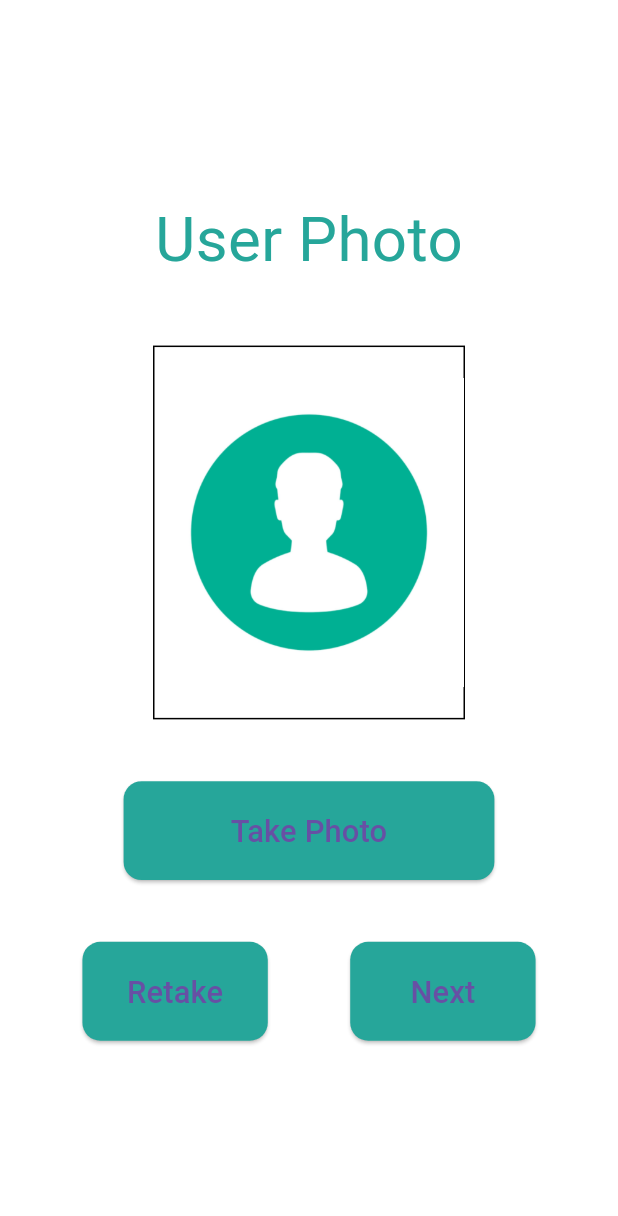
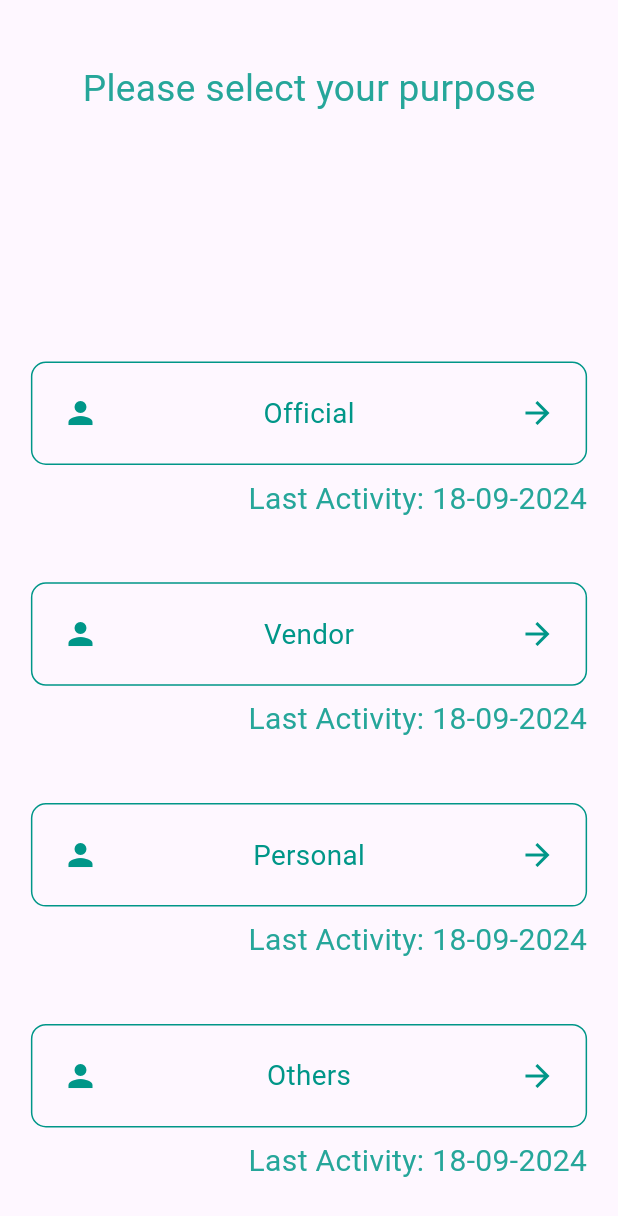
Before and after one commit to YKumar2910/Zioks_Application, a Flutter app: the screen it shows after launch, on a phone screen of 412 x 824 dp. Shown: the top 1216 px of the screen. Run offline on Flutter 3.47's test engine with Material 3 defaults, Android fonts, the phone set to English and light mode, and no system bars; our stand-ins replace image_picker.

Commit message:
Added Purpose Page...

```diff
--- a/lib/main.dart
+++ b/lib/main.dart
@@ -1,6 +1,7 @@
 import 'package:flutter/material.dart';
 import 'pages/user_photo.dart';
-import 'package:zioks_application/image_mapper.dart';
+import 'pages/purposepage.dart';
+
 import 'package:zioks_application/pages/confirmation_page.dart';
 
 void main() {
@@ -14,6 +15,6 @@ class MyApp extends StatelessWidget {
   @override
   Widget build(BuildContext context) {
     return  MaterialApp(
-      home: UserPhoto(),);
+      home: Purpose(),);
   }
 }
--- /dev/null
+++ b/lib/pages/purposepage.dart
@@ -0,0 +1,91 @@
+// ignore_for_file: prefer_const_constructors, prefer_const_literals_to_create_immutables
+
+import 'package:flutter/material.dart';
+
+class Purpose extends StatefulWidget {
+  @override
+  _PurposeState createState() => _PurposeState();
+}
+
+class _PurposeState extends State<Purpose> {
+  @override
+  Widget build(BuildContext context) {
+    final screenWidth = MediaQuery.of(context).size.width;
+    final screenHeight = MediaQuery.of(context).size.height;
+
+    List<String> purposeList = ['Official', 'Vendor', 'Personal', 'Others'];
+
+    return Scaffold(
+      body: SingleChildScrollView(
+        child: Center(
+          child: Padding(
+            padding: EdgeInsets.symmetric(vertical: screenHeight*0.05),
+            child: Column(
+              mainAxisAlignment: MainAxisAlignment.center,
+              children: <Widget>[
+                Text(
+                  'Please select your purpose',
+                  style: TextStyle(fontSize: screenWidth * 0.06, color: Colors.teal.shade400),
+                ),
+                SizedBox(height: screenHeight * 0.2),
+
+                // Dynamically create cards from the list
+                ...purposeList.map((purpose) {
+                  return Column(
+                    children: [
+                      buildCard(
+                        label: purpose,
+                        onPressed: () {
+                          print('$purpose card pressed');
+                        },
+                      ),
+                      Padding(
+                        padding: EdgeInsets.only(left: screenWidth * 0.05, right: screenWidth * 0.05, top: 8), // Adjust padding
+                        child: Align(
+                          alignment: Alignment.centerRight,
+                          child: Text(
+                            'Last Activity: 18-09-2024',
+                            style: TextStyle(color: Colors.teal.shade400, fontSize: 20),
+                          ),
+                        ),
+                      ),
+                      SizedBox(height: screenHeight * 0.05), // Spacing between cards
+                    ],
+                  );
+                }).toList(),
+              ],
+            ),
+          ),
+        ),
+      ),
+    );
+  }
+
+  Widget buildCard({required String label, required VoidCallback onPressed}) {
+    final screenWidth = MediaQuery.of(context).size.width;
+
+    return GestureDetector(
+      onTap: onPressed,
+      child: Container(
+        padding: EdgeInsets.all(20),
+        decoration: BoxDecoration(
+          border: Border.all(color: Colors.teal),
+          borderRadius: BorderRadius.circular(10),
+        ),
+        // Card width is 90% of screen width
+        width: screenWidth * 0.9,
+        child: Row(
+          mainAxisAlignment: MainAxisAlignment.spaceBetween,
+          children: [
+            Icon(Icons.person, color: Colors.teal),
+            Text(
+              label,
+              style: TextStyle(fontSize: screenWidth * 0.045, color: Colors.teal),
+            ),
+            Icon(Icons.arrow_forward, color: Colors.teal),
+          ],
+        ),
+      ),
+    );
+  }
+}
--- a/lib/pages/user_photo.dart
+++ b/lib/pages/user_photo.dart
@@ -117,11 +117,15 @@ class _UserPhotoState extends State<UserPhoto> {
                           });
                         }
                       },
-                      child: Text(
-                        'Retake',
-                        style: TextStyle(fontSize: screenWidth * 0.05), // Font size is 5% of screen width
-                      ),
+                      child: Row(
+                        mainAxisAlignment: MainAxisAlignment.center,
+                        children:[
+                          Text('Retake', style: TextStyle(fontSize: screenWidth * 0.05)), // Font size is 5% of screen width)
+                          SizedBox(width: 8,),
+                          Icon(Icons.refresh, size: screenWidth*0.05),
+                          ],
                     ),
+                  ),
                   ),
 
                   // Next button
@@ -147,10 +151,14 @@ class _UserPhotoState extends State<UserPhoto> {
                           },
                         );
                       },
-                      child: Text(
-                        'Next',
-                        style: TextStyle(fontSize: screenWidth * 0.05), // Font size is 5% of screen width
-                      ),
+                      child: Row(
+                        mainAxisAlignment: MainAxisAlignment.center,
+                        children:[
+                          Text('Next', style: TextStyle(fontSize: screenWidth * 0.05)), // Font size is 5% of screen width)
+                          SizedBox(width: 20,),
+                          Icon(Icons.arrow_forward, size: screenWidth*0.05),
+                        ]
+                      )
                     ),
                   ),
                 ],
```
